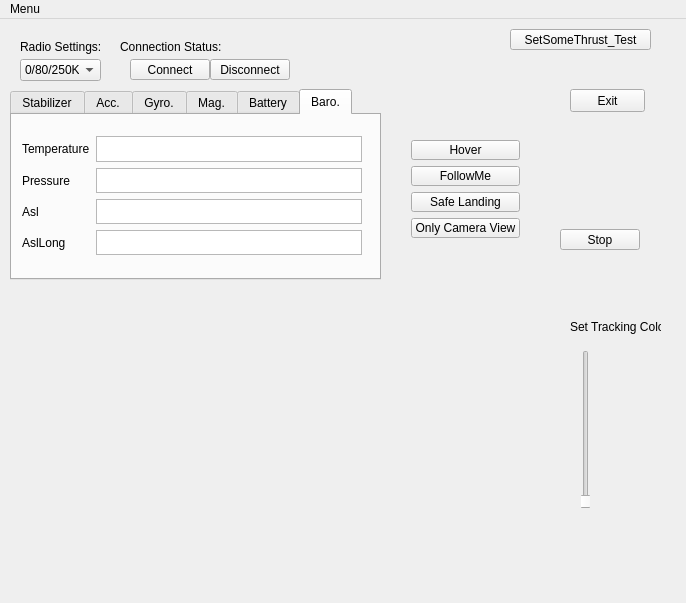
The window that app/mainwindow.ui (saccharios/FollowMeFlie) describes before a commit, drawn with Qt 5.
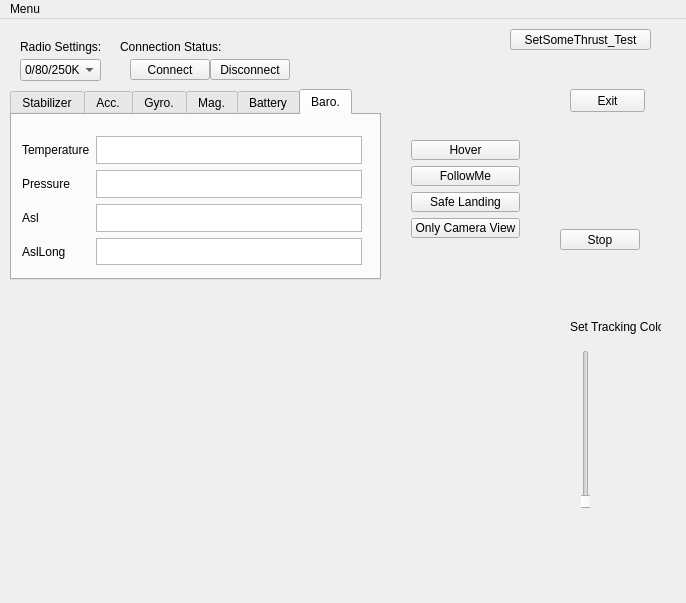
The same window after the commit. The open tabs and pages were chosen to show the change.

Patch:
```diff
--- a/app/mainwindow.ui
+++ b/app/mainwindow.ui
@@ -454,7 +454,7 @@
         <x>10</x>
         <y>10</y>
         <width>351</width>
-        <height>141</height>
+        <height>151</height>
        </rect>
       </property>
       <layout class="QGridLayout" name="Layout_BaroVal">
```
Left out of the diff: 12 changed lines with no effect on the pictures.
